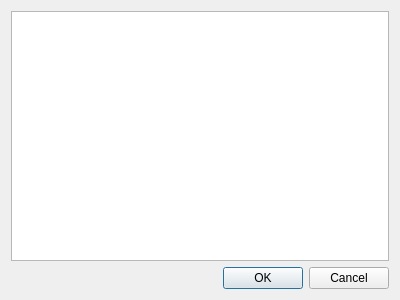
Before: the Qt Designer form ophaalhistoriekdialog.ui in vvim/routetool, drawn with Qt 5.
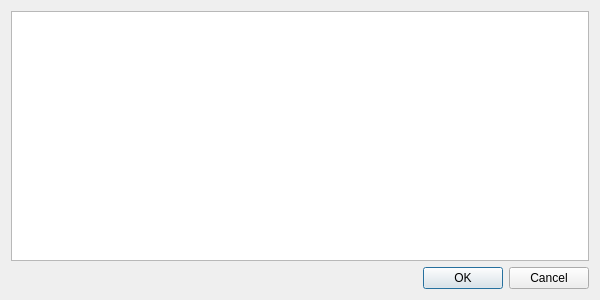
After: the same form once the commit is applied.

Commit message:
OphaalHistoriekDialog: Model/View
no sorting, maybe in future?

Patch:
```diff
--- a/ophaalhistoriekdialog.ui
+++ b/ophaalhistoriekdialog.ui
@@ -6,7 +6,7 @@
    <rect>
     <x>0</x>
     <y>0</y>
-    <width>400</width>
+    <width>600</width>
     <height>300</height>
    </rect>
   </property>
@@ -17,7 +17,7 @@
    <item>
     <layout class="QVBoxLayout" name="verticalLayout">
      <item>
-      <widget class="QListWidget" name="historiekListWidget"/>
+      <widget class="QTreeView" name="historiekTreeView"/>
      </item>
      <item>
       <widget class="QDialogButtonBox" name="buttonBox">
```
The commit also changes 2 other files.
